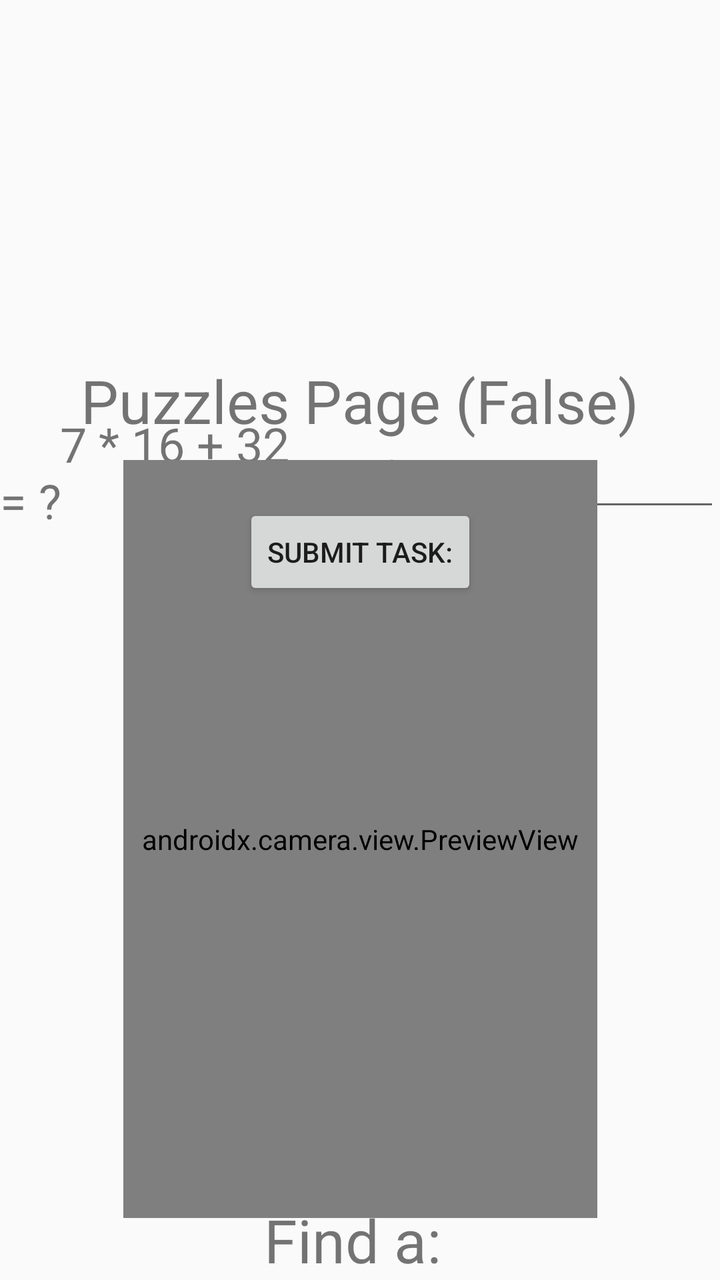
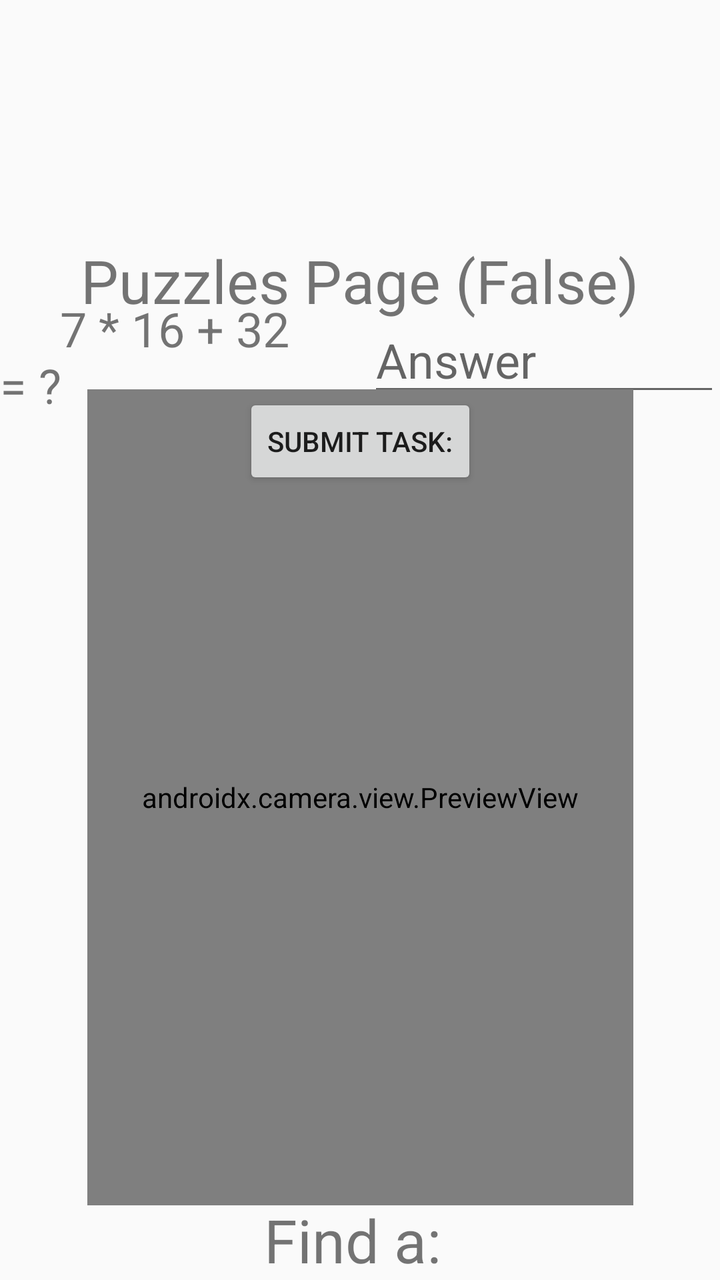

Screens rendered from an Android XML layout before and after an edit, with the pre-edit source and the edit as a unified diff.
<!-- AndroidManifest.xml: application theme Theme.COMP3000 -->
<!-- res/layout/activity_puzzles.xml -->
<?xml version="1.0" encoding="utf-8"?>
<androidx.constraintlayout.widget.ConstraintLayout xmlns:android="http://schemas.android.com/apk/res/android"
    xmlns:tools="http://schemas.android.com/tools"
    android:layout_width="match_parent"
    android:layout_height="match_parent"
    xmlns:app="http://schemas.android.com/apk/res-auto"
    android:orientation="vertical"
    >

    <TextView
        android:id="@+id/puzzlePageTitle"
        android:text="Puzzles Page (False)"
        android:layout_width="wrap_content"
        android:layout_height="wrap_content"
        app:layout_constraintHorizontal_bias="0.5"
        app:layout_constraintVertical_bias="0.3"
        android:textSize="30sp"
        app:layout_constraintStart_toStartOf="parent"
        app:layout_constraintEnd_toEndOf="parent"
        app:layout_constraintTop_toTopOf="parent"
        app:layout_constraintBottom_toBottomOf="parent"
        />

    <Button
        android:id="@+id/puzzleSubmit"
        android:text="Submit Task:"
        android:layout_gravity="center"
        android:layout_margin="20dp"
        android:onClick="submitPuzzle"
        app:layout_constraintHorizontal_bias="0.5"
        app:layout_constraintVertical_bias="0.42"
        android:layout_width="wrap_content"
        android:layout_height="wrap_content"
        app:layout_constraintBottom_toBottomOf="parent"
        app:layout_constraintEnd_toEndOf="parent"
        app:layout_constraintStart_toStartOf="parent"
        app:layout_constraintTop_toTopOf="parent"
        />

    <TextView
        android:id="@+id/mathsPuzzle"
        android:layout_width="0dp"
        android:layout_height="wrap_content"
        android:text="     7 * 16 + 32 = ?"
        app:layout_constraintHorizontal_bias="0.5"
        app:layout_constraintVertical_bias="0.5"
        android:textSize="24sp"
        android:layout_marginEnd="8dp"
        app:layout_constraintStart_toStartOf="parent"
        app:layout_constraintEnd_toStartOf="@id/answerInput"
        app:layout_constraintTop_toBottomOf="@id/puzzlePageTitle"
        app:layout_constraintBottom_toTopOf="@id/puzzleSubmit"
        />

    <EditText
        android:id="@+id/answerInput"
        android:inputType="number"
        android:hint="Answer"
        android:textSize="24sp"
        android:layout_width="0dp"
        android:layout_height="wrap_content"
        app:layout_constraintStart_toEndOf="@id/mathsPuzzle"
        app:layout_constraintEnd_toEndOf="parent"
        app:layout_constraintTop_toBottomOf="@id/puzzlePageTitle"
        app:layout_constraintBottom_toTopOf="@id/puzzleSubmit"
        />

    <androidx.camera.view.PreviewView
        android:id="@+id/cameraPreview"
        android:layout_width="237dp"
        android:layout_height="379dp"
        tools:layout_editor_absoluteX="87dp"
        tools:layout_editor_absoluteY="348dp"
        android:layout_gravity="center"
        android:layout_margin="20dp"
        app:layout_constraintHorizontal_bias="0.5"
        app:layout_constraintVertical_bias="0.95"
        app:layout_constraintBottom_toBottomOf="parent"
        app:layout_constraintEnd_toEndOf="parent"
        app:layout_constraintStart_toStartOf="parent"
        app:layout_constraintTop_toTopOf="parent"
        />

    <TextView
        android:id="@+id/targetObjectView"
        android:text="Find a: "
        android:layout_width="wrap_content"
        android:layout_height="wrap_content"
        app:layout_constraintHorizontal_bias="0.5"
        app:layout_constraintVertical_bias="0.99"
        android:textSize="30sp"
        app:layout_constraintStart_toStartOf="parent"
        app:layout_constraintEnd_toEndOf="parent"
        app:layout_constraintBottom_toBottomOf="parent"
        />
</androidx.constraintlayout.widget.ConstraintLayout>
<!-- resources referenced by this layout -->
<resources>
  <style name="Theme.COMP3000" parent="Base.Theme.COMP3000" />
  <style name="Base.Theme.COMP3000" parent="Theme.AppCompat.Light.NoActionBar">
      <item name="colorPrimary">@color/colorPrimary</item>
      <item name="colorPrimaryDark">@color/colorPrimaryDark</item>
      <item name="colorAccent">@color/colorAccent</item>
  </style>
  <color name="colorPrimary">#6B5B8C</color>
  <color name="colorPrimaryDark">#6A1191</color>
  <color name="colorAccent">#33004f</color>
</resources>

<!-- the commit's change to res/layout/activity_puzzles.xml (unified diff, before → after) -->
@@ -13,7 +13,7 @@
         android:layout_width="wrap_content"
         android:layout_height="wrap_content"
         app:layout_constraintHorizontal_bias="0.5"
-        app:layout_constraintVertical_bias="0.3"
+        app:layout_constraintVertical_bias="0.2"
         android:textSize="30sp"
         app:layout_constraintStart_toStartOf="parent"
         app:layout_constraintEnd_toEndOf="parent"
@@ -28,7 +28,7 @@
         android:layout_margin="20dp"
         android:onClick="submitPuzzle"
         app:layout_constraintHorizontal_bias="0.5"
-        app:layout_constraintVertical_bias="0.42"
+        app:layout_constraintVertical_bias="0.32"
         android:layout_width="wrap_content"
         android:layout_height="wrap_content"
         app:layout_constraintBottom_toBottomOf="parent"
@@ -67,19 +67,15 @@
 
     <androidx.camera.view.PreviewView
         android:id="@+id/cameraPreview"
-        android:layout_width="237dp"
-        android:layout_height="379dp"
-        tools:layout_editor_absoluteX="87dp"
-        tools:layout_editor_absoluteY="348dp"
+        android:layout_width="273dp"
+        android:layout_height="408dp"
         android:layout_gravity="center"
         android:layout_margin="20dp"
-        app:layout_constraintHorizontal_bias="0.5"
-        app:layout_constraintVertical_bias="0.95"
         app:layout_constraintBottom_toBottomOf="parent"
         app:layout_constraintEnd_toEndOf="parent"
         app:layout_constraintStart_toStartOf="parent"
         app:layout_constraintTop_toTopOf="parent"
-        />
+        app:layout_constraintVertical_bias="0.91" />
 
     <TextView
         android:id="@+id/targetObjectView"
<!-- resource entries referenced after the edit -->
@@ -7,7 +7,7 @@
       <item name="colorAccent">@color/colorAccent</item>
   </style>
   <color name="colorPrimary">#6B5B8C</color>
-  <color name="colorPrimaryDark">#6A1191</color>
-  <color name="colorAccent">#33004f</color>
+  <color name="colorPrimaryDark">#600f84</color>
+  <color name="colorAccent">#5c068a</color>
 </resources>
 
